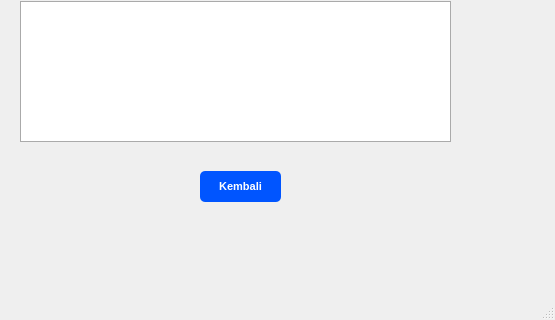
Old version of the form lihat_data_perawat.ui in the repository naylasalsdev-project/SudiKasusUAS; both pictures show x 90 to 645 and y 249 to 569 of the 645 by 569 pixel window.
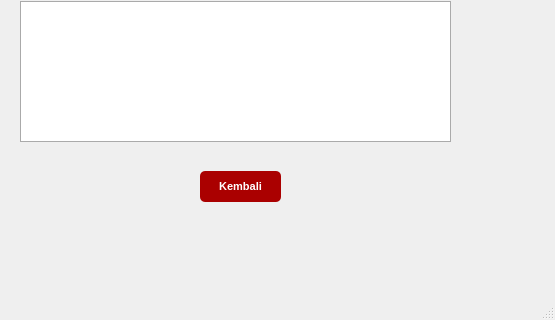
New version of the form.

Patch:
```diff
--- a/lihat_data_perawat.ui
+++ b/lihat_data_perawat.ui
@@ -52,7 +52,7 @@
     </property>
     <property name="styleSheet">
      <string notr="true">QPushButton {
-    background-color: rgb(0, 85, 255);
+    background-color: rgb(170, 0, 0);
     color: white;
     border-radius: 5px;   
     padding: 6px;           
```
